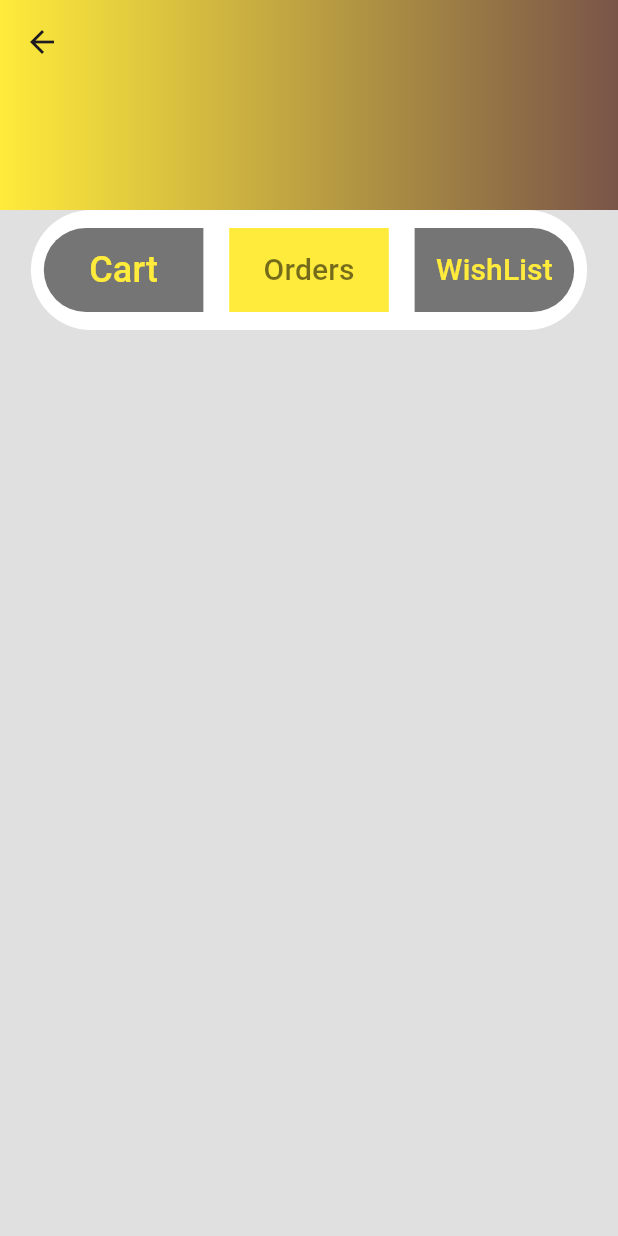
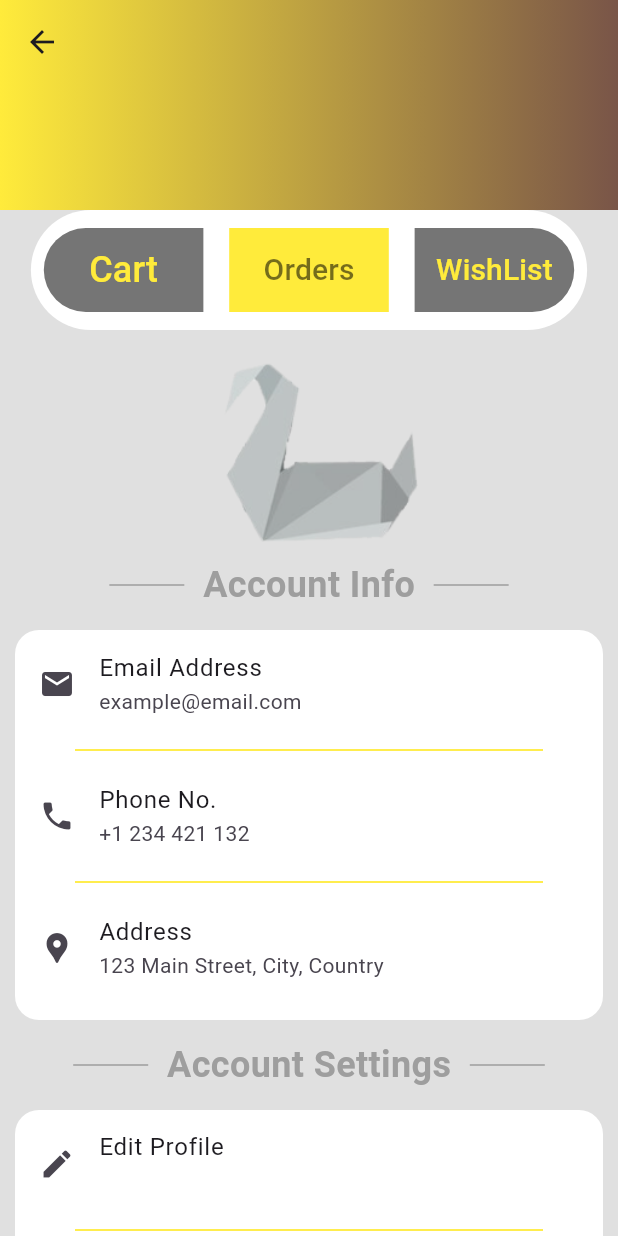
Before and after one commit to eduardolluis/multi-store-app, a Flutter app: the ProfileScreen screen opened directly, on a phone screen of 412 x 824 dp. Run offline on Flutter 3.47's test engine with Material 3 defaults, Android fonts, the phone set to English and light mode, and no system bars.

Commit message:
profile screen #2

```diff
--- a/lib/main_screens/profile.dart
+++ b/lib/main_screens/profile.dart
@@ -127,6 +127,75 @@ class _ProfileScreenState extends State<ProfileScreen> {
                     ],
                   ),
                 ),
+                const SizedBox(
+                  height: 150,
+                  child: Image(image: AssetImage('images/inapp/logo.jpg')),
+                ),
+                ProfileHeaderLabel(headerLabel: "  Account Info  "),
+                Padding(
+                  padding: const EdgeInsets.all(10.0),
+                  child: Container(
+                    height: 260,
+                    decoration: BoxDecoration(
+                      color: Colors.white,
+                      borderRadius: BorderRadius.circular(16),
+                    ),
+                    child: Column(
+                      children: [
+                        RepeatedListTile(
+                          title: 'Email Address',
+                          subtitle: 'example@email.com',
+                          icon: Icons.email,
+                        ),
+                        YellowDivider(),
+                        RepeatedListTile(
+                          title: 'Phone No.',
+                          subtitle: '+1 234 421 132',
+                          icon: Icons.phone,
+                        ),
+                        YellowDivider(),
+                        RepeatedListTile(
+                          title: 'Address',
+                          subtitle: '123 Main Street, City, Country',
+                          icon: Icons.location_pin,
+                        ),
+                      ],
+                    ),
+                  ),
+                ),
+                ProfileHeaderLabel(headerLabel: "  Account Settings  "),
+                Padding(
+                  padding: const EdgeInsets.all(10.0),
+                  child: Container(
+                    height: 260,
+                    decoration: BoxDecoration(
+                      color: Colors.white,
+                      borderRadius: BorderRadius.circular(16),
+                    ),
+                    child: Column(
+                      children: [
+                        RepeatedListTile(
+                          title: "Edit Profile",
+                          subtitle: "",
+                          icon: Icons.edit,
+                          onPressed: () {},
+                        ),
+                        YellowDivider(),
+                        RepeatedListTile(
+                          title: "Change Password",
+                          icon: Icons.lock,
+                          onPressed: () {},
+                        ),
+                        YellowDivider(),
+                        RepeatedListTile(
+                          title: "Log Out",
+                          icon: Icons.logout,
+                          onPressed: () {},
+                        ),
+                      ],
+                    ),
+                  ),
+                ),
               ],
             ),
           ),
@@ -135,3 +204,75 @@ class _ProfileScreenState extends State<ProfileScreen> {
     );
   }
 }
+
+class YellowDivider extends StatelessWidget {
+  const YellowDivider({super.key});
+
+  @override
+  Widget build(BuildContext context) {
+    return Padding(
+      padding: const EdgeInsets.symmetric(horizontal: 40),
+      child: Divider(color: Colors.yellow, thickness: 1.2),
+    );
+  }
+}
+
+class RepeatedListTile extends StatelessWidget {
+  final String title, subtitle;
+  final IconData icon;
+  final Function()? onPressed;
+  const RepeatedListTile({
+    super.key,
+    required this.title,
+    this.subtitle = "",
+    required this.icon,
+    this.onPressed,
+  });
+
+  @override
+  Widget build(BuildContext context) {
+    return InkWell(
+      onTap: onPressed,
+      child: ListTile(
+        title: Text(title),
+        subtitle: Text(subtitle),
+        leading: Icon(icon),
+      ),
+    );
+  }
+}
+
+class ProfileHeaderLabel extends StatelessWidget {
+  final String headerLabel;
+  const ProfileHeaderLabel({super.key, required this.headerLabel});
+
+  @override
+  Widget build(BuildContext context) {
+    return SizedBox(
+      height: 40,
+      child: Row(
+        mainAxisAlignment: MainAxisAlignment.center,
+        children: [
+          SizedBox(
+            height: 40,
+            width: 50,
+            child: Divider(color: Colors.grey, thickness: 1),
+          ),
+          Text(
+            headerLabel,
+            style: TextStyle(
+              color: Colors.grey,
+              fontSize: 24,
+              fontWeight: FontWeight.w600,
+            ),
+          ),
+          SizedBox(
+            height: 40,
+            width: 50,
+            child: Divider(color: Colors.grey, thickness: 1),
+          ),
+        ],
+      ),
+    );
+  }
+}
```
